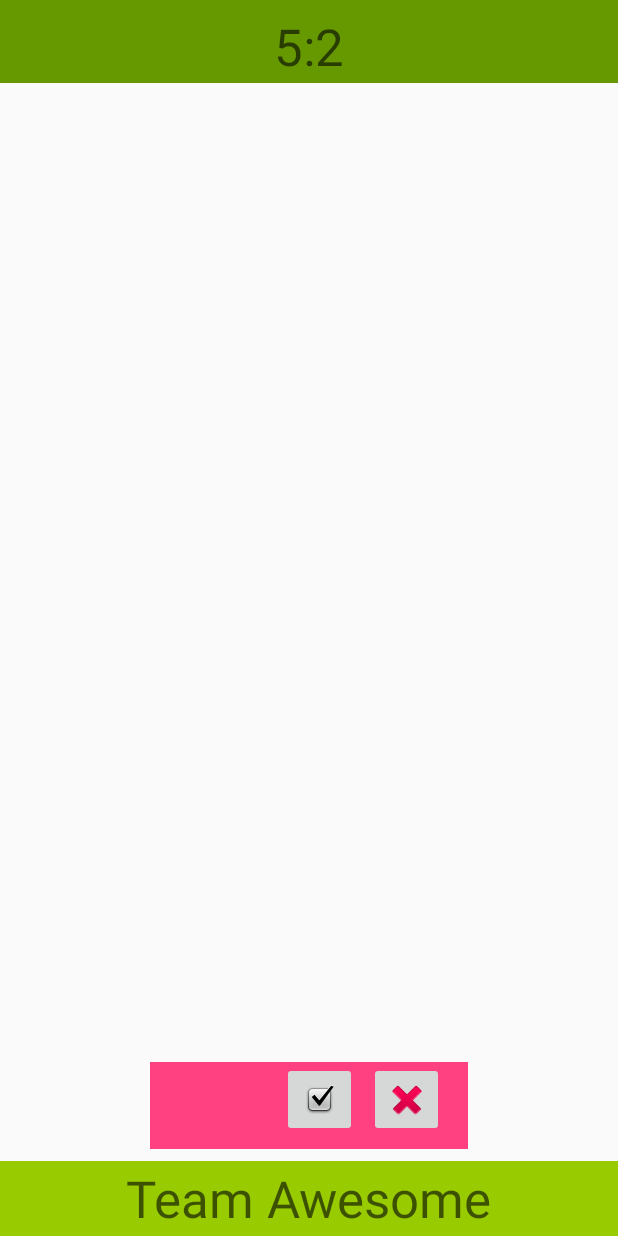
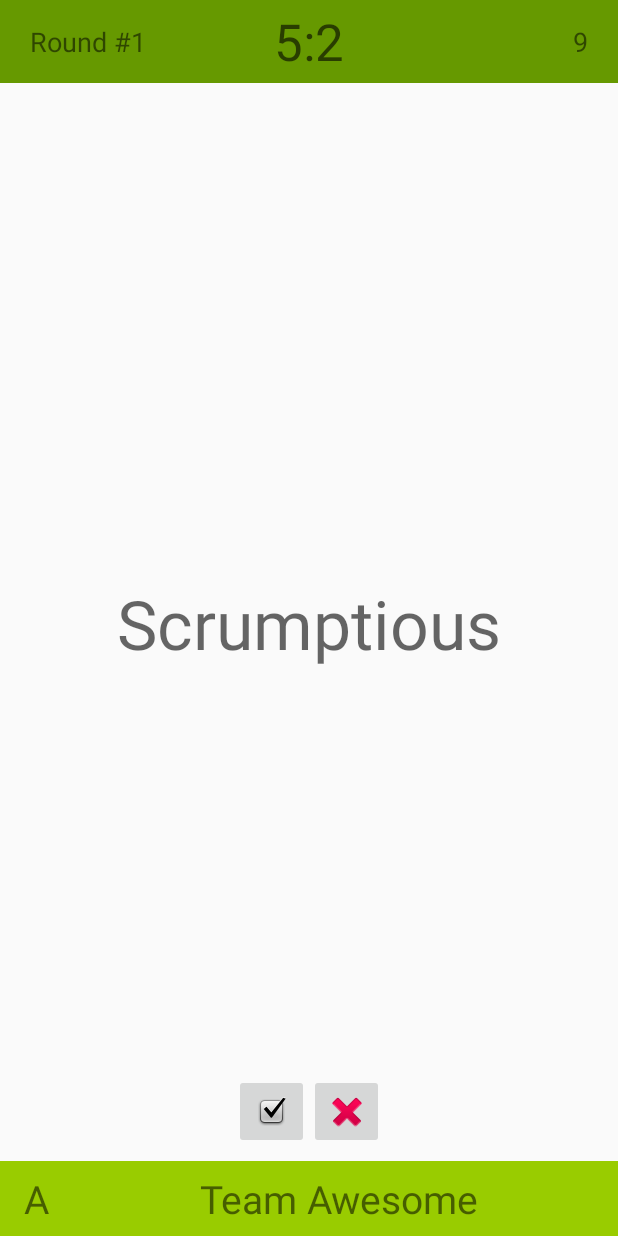
Before and after one commit to c-reeder/hint, an Android app: the screen it shows after launch (MainActivity), on a phone screen of 412 x 824 dp. Run offline under Robolectric (Android 15) with nearby library versions, the phone set to English and light mode, and no system bars.

Commit message:
Finished Basic Layout

```diff
--- a/app/src/main/res/layout/activity_main.xml
+++ b/app/src/main/res/layout/activity_main.xml
@@ -21,25 +21,82 @@
         app:layout_constraintTop_toTopOf="parent">
 
         <TextView
+            android:text="Round #1"
             android:layout_width="wrap_content"
             android:layout_height="wrap_content"
+            android:id="@+id/roundText"
+            android:layout_centerInParent="false"
+            android:layout_centerVertical="true"
+            android:layout_alignParentLeft="true"
+            android:layout_marginLeft="20dp"
+            android:textSize="18sp" />
+
+        <TextView
             android:text="5:2"
-            tools:layout_constraintTop_creator="1"
-            android:layout_marginTop="16dp"
-            tools:layout_constraintLeft_creator="1"
-            app:layout_constraintLeft_toLeftOf="parent"
-            app:layout_constraintTop_toTopOf="parent"
-            android:layout_marginLeft="16dp"
-            android:layout_marginStart="16dp"
-            android:layout_weight="1"
+            android:layout_width="wrap_content"
+            android:layout_height="wrap_content"
             android:id="@+id/scoreText"
-            android:contentDescription="Current Score"
-            android:layout_centerInParent="true"
-            android:textAppearance="@style/TextAppearance.AppCompat.Display1" />
+            android:textAppearance="@style/TextAppearance.AppCompat.Display1"
+            android:layout_centerInParent="true" />
+
+        <TextView
+            android:text="9"
+            android:layout_width="wrap_content"
+            android:layout_height="wrap_content"
+            android:id="@+id/possPointsText"
+            android:layout_alignParentRight="true"
+            android:layout_marginRight="20dp"
+            android:layout_centerVertical="true"
+            android:textSize="18sp" />
 
     </RelativeLayout>
 
-    <RelativeLayout
+    <TextView
+        android:text="Scrumptious"
+        android:layout_width="wrap_content"
+        android:layout_height="wrap_content"
+        android:id="@+id/wordText"
+        app:layout_constraintRight_toRightOf="parent"
+        app:layout_constraintLeft_toLeftOf="parent"
+        android:textAppearance="@style/TextAppearance.AppCompat.Display2"
+        android:layout_marginTop="177dp"
+        app:layout_constraintTop_toBottomOf="@+id/topBar"
+        app:layout_constraintBottom_toTopOf="@+id/teamNameBar"
+        android:layout_marginBottom="176dp"
+        tools:layout_constraintTop_creator="1"
+        tools:layout_constraintRight_creator="1"
+        tools:layout_constraintBottom_creator="1"
+        tools:layout_constraintLeft_creator="1" />
+
+    <LinearLayout
+        android:orientation="horizontal"
+        android:id="@+id/buttonRow"
+        android:layout_height="50dp"
+        android:layout_width="wrap_content"
+        tools:layout_constraintRight_creator="1"
+        app:layout_constraintRight_toRightOf="parent"
+        tools:layout_constraintLeft_creator="1"
+        app:layout_constraintLeft_toLeftOf="parent"
+        app:layout_constraintBottom_toTopOf="@+id/teamNameBar"
+        android:layout_marginBottom="8dp">
+
+        <ImageButton
+            android:layout_height="50dp"
+            app:srcCompat="@android:drawable/checkbox_on_background"
+            android:id="@+id/successButton"
+            android:layout_weight="1"
+            android:layout_width="50dp" />
+
+        <ImageButton
+            android:layout_width="50dp"
+            android:layout_height="50dp"
+            app:srcCompat="@android:drawable/ic_delete"
+            android:id="@+id/failureButton"
+            android:layout_weight="1" />
+
+    </LinearLayout>
+
+    <android.support.constraint.ConstraintLayout
         android:id="@+id/teamNameBar"
         android:layout_height="50dp"
         android:background="@android:color/holo_green_light"
@@ -52,53 +109,27 @@
         tools:layout_constraintLeft_creator="1">
 
         <TextView
+            android:text="A"
+            android:layout_width="wrap_content"
+            android:layout_height="wrap_content"
+            android:id="@+id/partnerLetter"
+            android:textSize="26sp"
+            android:layout_marginStart="16dp"
+            app:layout_constraintBottom_toBottomOf="parent"
+            app:layout_constraintLeft_toLeftOf="parent"
+            app:layout_constraintTop_toTopOf="parent" />
+
+        <TextView
             android:text="Team Awesome"
             android:layout_width="wrap_content"
             android:layout_height="wrap_content"
             android:id="@+id/teamName"
-            android:textAppearance="@style/TextAppearance.AppCompat.Display1"
-            android:layout_centerVertical="false"
-            android:layout_alignParentEnd="false"
-            android:layout_centerInParent="true" />
-    </RelativeLayout>
-
-    <LinearLayout
-        android:orientation="horizontal"
-        android:id="@+id/buttonRow"
-        android:layout_height="wrap_content"
-        android:layout_width="wrap_content"
-        android:background="@color/colorAccent"
-        tools:layout_constraintRight_creator="1"
-        app:layout_constraintRight_toRightOf="parent"
-        tools:layout_constraintLeft_creator="1"
-        app:layout_constraintLeft_toLeftOf="parent"
-        app:layout_constraintBottom_toTopOf="@+id/teamNameBar"
-        android:layout_marginBottom="8dp">
-
-        <ImageButton
-            app:srcCompat="@android:drawable/checkbox_on_background"
-            android:id="@+id/successButton"
-            android:contentDescription="Click when Word is Guessed"
-            android:layout_height="50dp"
-            android:layout_marginStart="88dp"
-            app:layout_constraintLeft_toLeftOf="parent"
-            tools:layout_editor_absoluteY="407dp"
-            android:layout_weight="1"
-            android:layout_width="50dp" />
-
-        <ImageButton
-            app:srcCompat="@android:drawable/ic_delete"
-            android:id="@+id/failureButton"
-            android:layout_height="50dp"
-            android:layout_marginEnd="16dp"
+            android:textSize="26sp"
             app:layout_constraintRight_toRightOf="parent"
             android:layout_marginStart="8dp"
-            app:layout_constraintLeft_toRightOf="@+id/successButton"
-            app:layout_constraintHorizontal_bias="0.46"
-            android:layout_width="50dp"
-            app:layout_constraintBottom_toTopOf="@+id/teamNameBar"
-            android:layout_marginBottom="8dp"
-            android:layout_weight="1" />
-    </LinearLayout>
+            app:layout_constraintLeft_toRightOf="@+id/partnerLetter"
+            app:layout_constraintTop_toTopOf="parent"
+            app:layout_constraintBottom_toBottomOf="parent" />
+    </android.support.constraint.ConstraintLayout>
 
 </android.support.constraint.ConstraintLayout>
```
